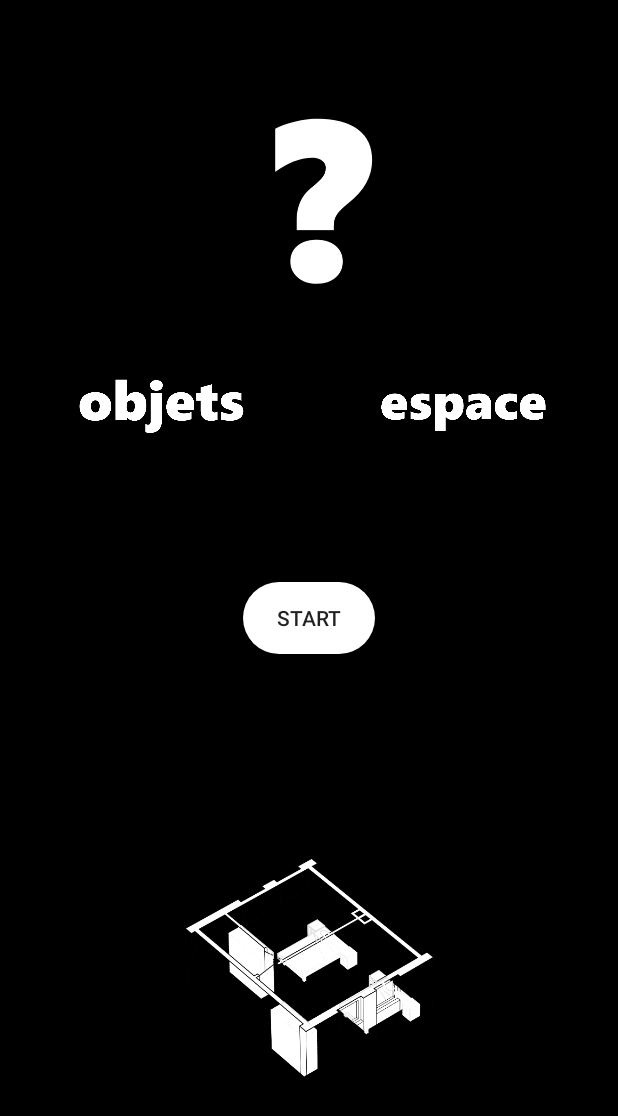
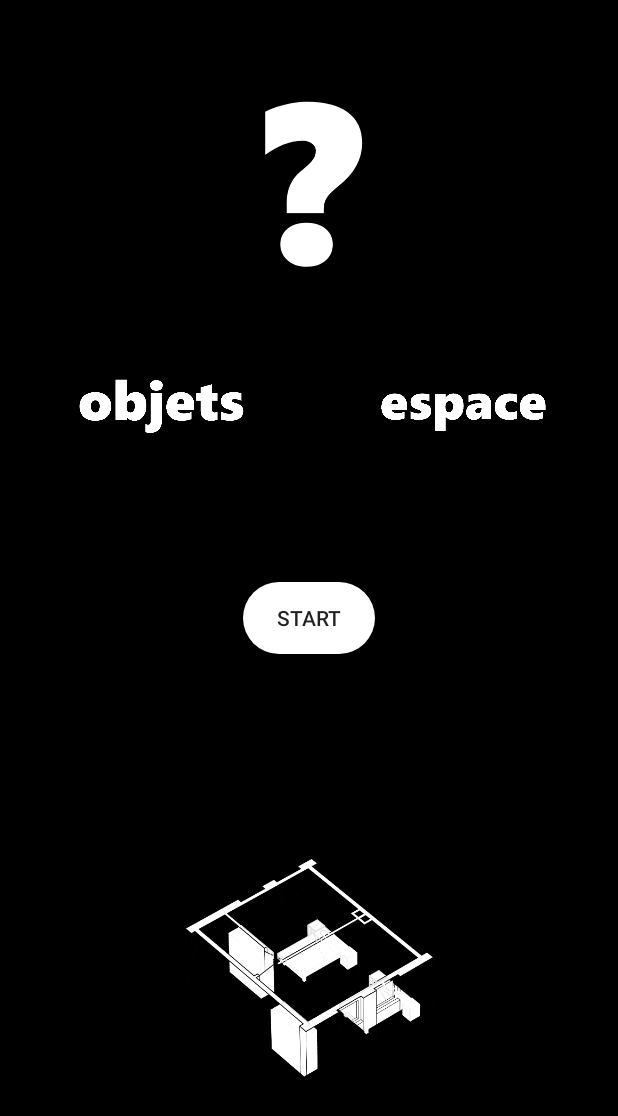
Before and after one commit to zheng0zhou/ARforDesign, an Android app: the screen it shows after launch (MainActivity), on a phone screen of 412 x 824 dp. Shown: the top 1116 px of the screen. Run offline under Robolectric (Android 15) with nearby library versions, the phone set to English and light mode, and no system bars.

Commit message:
modified main.xml

```diff
--- a/app/src/main/res/layout/activity_main.xml
+++ b/app/src/main/res/layout/activity_main.xml
@@ -26,10 +26,10 @@
         android:src="@drawable/quest_mark"
         app:layout_constraintBottom_toBottomOf="parent"
         app:layout_constraintEnd_toStartOf="@id/button_environment"
-        app:layout_constraintHorizontal_bias="0.370"
+        app:layout_constraintHorizontal_bias="0.52"
         app:layout_constraintStart_toEndOf="@id/button_object"
         app:layout_constraintTop_toTopOf="parent"
-        app:layout_constraintVertical_bias="0.086" />
+        app:layout_constraintVertical_bias="0.06999999" />
 
     <Button
         android:id="@+id/start_button"
```
